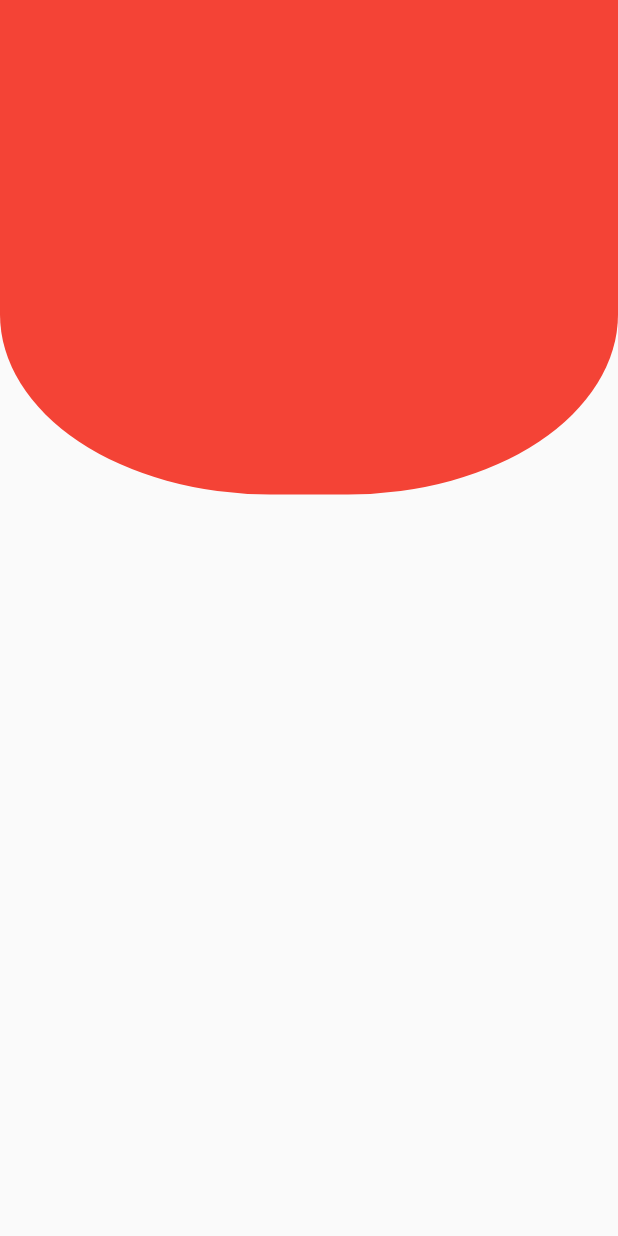
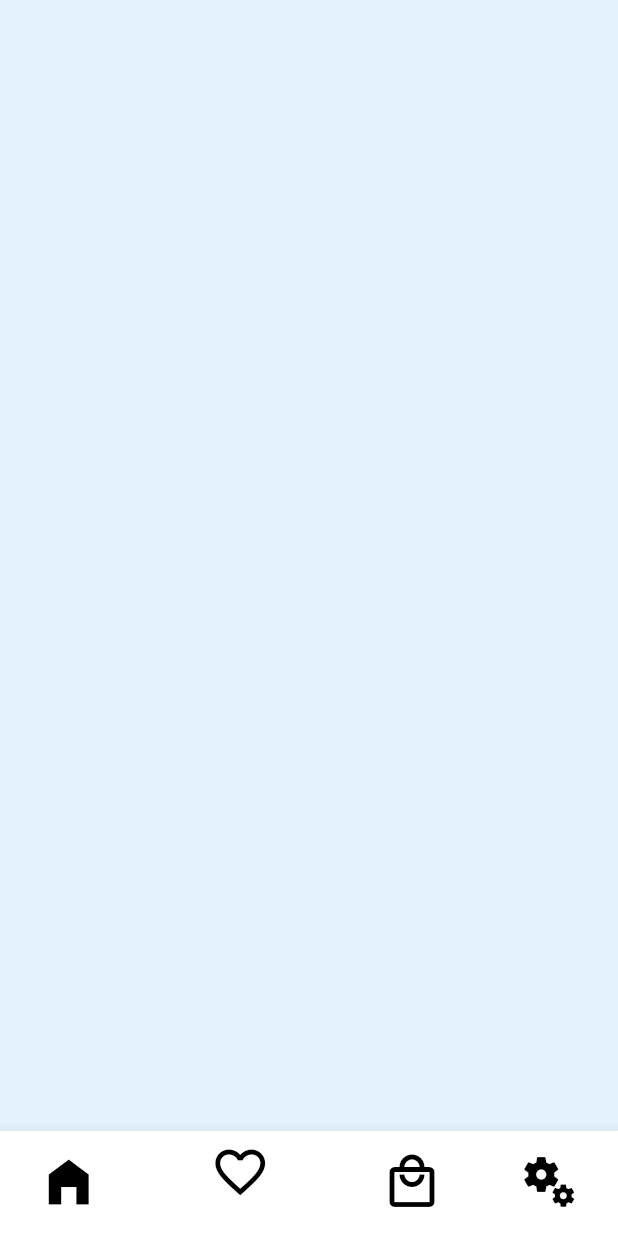
Before and after one commit to Ygsanabria8/MarketPLus, a Flutter app: the Home screen opened by its route, on a phone screen of 412 x 824 dp. Run offline on Flutter 3.47's test engine with Material 2 defaults, Android fonts, the phone set to English and light mode, and no system bars.

Commit message:
iconos en navegación

```diff
--- a/lib/pages/home.dart
+++ b/lib/pages/home.dart
@@ -1,27 +1,92 @@
 import 'package:flutter/material.dart';
+import 'package:flutter/cupertino.dart';
 
-class Home extends StatelessWidget {
+class Home extends StatefulWidget {
+  @override
+  _HomeState createState() => _HomeState();
+}
+
+class _HomeState extends State<Home> {
+  int indexTap = 1;
+  final List<Widget> widgetsChildren = [];
+
+  void onTapTapped(int index) {
+    setState(() {
+      //controlar estado widget
+      indexTap = index;
+    });
+  }
 
   @override
-  Widget build(BuildContext context){
+  Widget build(BuildContext context) {
     return Scaffold(
-      body: Stack(
-        children: [
-          Container(
-            height: MediaQuery.of(context).size.height * 0.4,
-            width: MediaQuery.of(context).size.width,
-            decoration: BoxDecoration(
-              borderRadius: BorderRadius.only(
-                bottomLeft: Radius.elliptical(180, 120),
-                bottomRight: Radius.elliptical(180, 120),
+      backgroundColor: Color(0xFFE3F2FD),
+      body: Container(),
+      bottomNavigationBar: Theme(
+        data: Theme.of(context).copyWith(
+          canvasColor: Colors.white,
+          primaryColor: Colors.deepPurple,
+        ),
+        child: BottomNavigationBar(
+          onTap: onTapTapped,
+          currentIndex: indexTap,
+          elevation: 10,
+          showUnselectedLabels: false,
+          items: [
+            BottomNavigationBarItem(
+              icon: Icon(
+                Icons.home_filled,
+                color: Colors.black,
+                size: 40,
+              ),
+              title: Text(
+                "Mi cuenta",
+                style: TextStyle(
+                  fontSize: MediaQuery.of(context).textScaleFactor * 14,
                 ),
-              color: Colors.red,
+              ),
             ),
-          ),
-          Container(
-            height: MediaQuery.of(context).size.height * 0.07,
-          ),
-        ],
+            BottomNavigationBarItem(
+              icon: Icon(
+                Icons.favorite_outline_outlined,
+                color: Colors.black,
+                size: 40,
+              ),
+              title: Text(
+                "Home",
+                style: TextStyle(
+                  fontSize: MediaQuery.of(context).textScaleFactor * 14,
+                ),
+              ),
+            ),
+            BottomNavigationBarItem(
+              icon: Icon(
+                Icons.local_mall_outlined,
+                color: Colors.black,
+                size: 40,
+              ),
+              title: Text(
+                "Ayuda",
+                style: TextStyle(
+                  fontSize: MediaQuery.of(context).textScaleFactor * 14,
+                ),
+              ),
+            ),
+            BottomNavigationBarItem(
+              icon: Icon(
+                Icons.miscellaneous_services_outlined,
+                color: Colors.black,
+                size: 40,
+              ),
+              title: Text(
+                "Ayuda",
+                style: TextStyle(
+                  fontSize: MediaQuery.of(context).textScaleFactor * 14,
+                ),
+              ),
+            ),
+          ],
+        ),
       ),
     );
   }
--- a/lib/pages/logIn.dart
+++ b/lib/pages/logIn.dart
@@ -70,10 +70,13 @@ class _LoginPageState extends State<LoginPage> {
                     Navigator.pushNamed(context, 'register'),
                   },
                 ),
+                SizedBox(
+                  height: MediaQuery.of(context).size.height * 0.02,
+                ),
                 ButtonBlue(
                   name: 'Iniciar Sesion',
                   onPressed: () => {
-                    Navigator.pushNamed(context, 'splashScreen'),
+                    Navigator.pushNamed(context, 'home'),
                   },
                 ),
               ],
--- a/pubspec.yaml
+++ b/pubspec.yaml
@@ -21,5 +21,6 @@ dev_dependencies:
   google_sign_in: ^4.5.9
 
 flutter:
+  uses-material-design: true
   assets:
     - assets/img/
```
